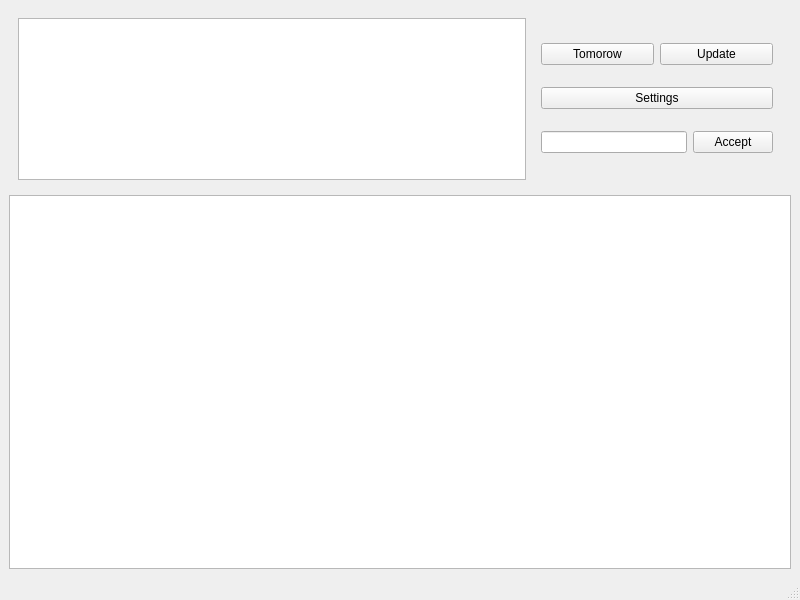
Qt form designer/mainwindow.ui (Lin2D2/IServ-Manager) before a commit.
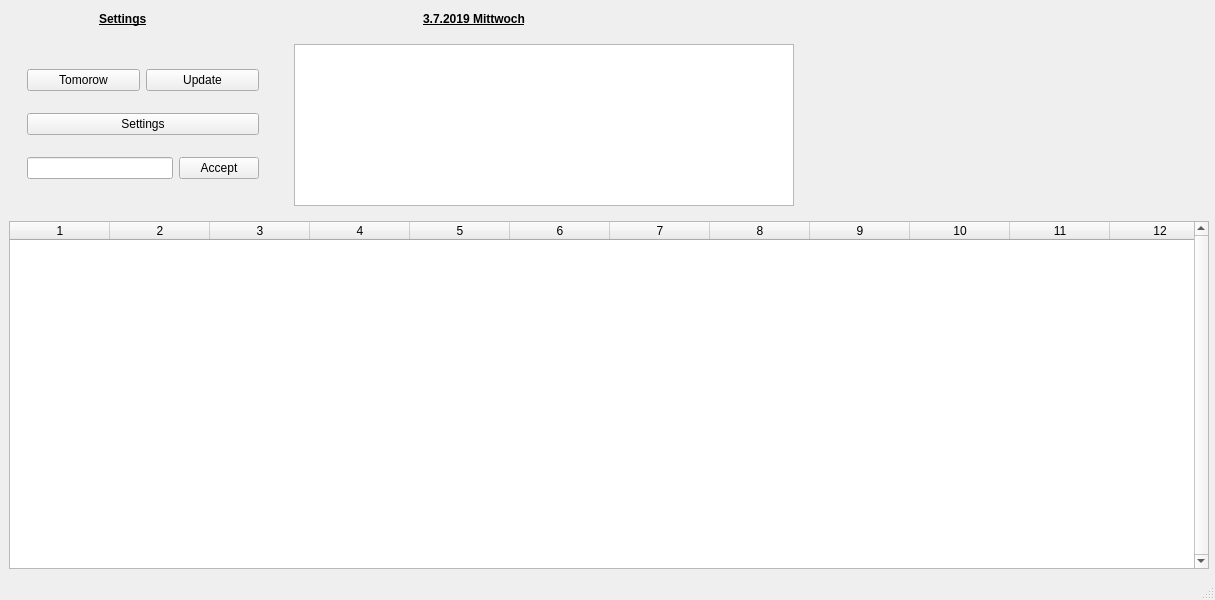
The same form after that commit. Icons and pictures are not drawn.

```diff
--- a/designer/mainwindow.ui
+++ b/designer/mainwindow.ui
@@ -6,7 +6,7 @@
    <rect>
     <x>0</x>
     <y>0</y>
-    <width>800</width>
+    <width>1215</width>
     <height>600</height>
    </rect>
   </property>
@@ -16,6 +16,12 @@
     <verstretch>0</verstretch>
    </sizepolicy>
   </property>
+  <property name="minimumSize">
+   <size>
+    <width>1215</width>
+    <height>500</height>
+   </size>
+  </property>
   <property name="windowTitle">
    <string>IServ-Manager</string>
   </property>
@@ -34,6 +40,98 @@
     <property name="sizeConstraint">
      <enum>QLayout::SetMaximumSize</enum>
     </property>
+    <item>
+     <layout class="QHBoxLayout" name="horizontalLayout_5">
+      <item>
+       <spacer name="horizontalSpacer_4">
+        <property name="orientation">
+         <enum>Qt::Horizontal</enum>
+        </property>
+        <property name="sizeType">
+         <enum>QSizePolicy::Fixed</enum>
+        </property>
+        <property name="sizeHint" stdset="0">
+         <size>
+          <width>90</width>
+          <height>20</height>
+         </size>
+        </property>
+       </spacer>
+      </item>
+      <item>
+       <widget class="QLabel" name="label_2">
+        <property name="sizePolicy">
+         <sizepolicy hsizetype="Fixed" vsizetype="Minimum">
+          <horstretch>0</horstretch>
+          <verstretch>0</verstretch>
+         </sizepolicy>
+        </property>
+        <property name="font">
+         <font>
+          <weight>75</weight>
+          <bold>true</bold>
+          <underline>true</underline>
+         </font>
+        </property>
+        <property name="text">
+         <string>Settings</string>
+        </property>
+       </widget>
+      </item>
+      <item>
+       <spacer name="horizontalSpacer_2">
+        <property name="orientation">
+         <enum>Qt::Horizontal</enum>
+        </property>
+        <property name="sizeType">
+         <enum>QSizePolicy::Fixed</enum>
+        </property>
+        <property name="sizeHint" stdset="0">
+         <size>
+          <width>270</width>
+          <height>20</height>
+         </size>
+        </property>
+       </spacer>
+      </item>
+      <item>
+       <widget class="QLabel" name="label">
+        <property name="sizePolicy">
+         <sizepolicy hsizetype="Fixed" vsizetype="Preferred">
+          <horstretch>0</horstretch>
+          <verstretch>0</verstretch>
+         </sizepolicy>
+        </property>
+        <property name="font">
+         <font>
+          <weight>75</weight>
+          <bold>true</bold>
+          <underline>true</underline>
+         </font>
+        </property>
+        <property name="text">
+         <string>3.7.2019 Mittwoch</string>
+        </property>
+       </widget>
+      </item>
+      <item>
+       <spacer name="horizontalSpacer">
+        <property name="orientation">
+         <enum>Qt::Horizontal</enum>
+        </property>
+        <property name="sizeType">
+         <enum>QSizePolicy::Expanding</enum>
+        </property>
+        <property name="sizeHint" stdset="0">
+         <size>
+          <width>190</width>
+          <height>20</height>
+         </size>
+        </property>
+       </spacer>
+      </item>
+     </layout>
+    </item>
     <item>
      <widget class="QWidget" name="horizontalWidget" native="true">
       <property name="minimumSize">
@@ -49,22 +147,6 @@
        </size>
       </property>
       <layout class="QHBoxLayout" name="horizontalLayout">
-       <item>
-        <widget class="QTextEdit" name="textEdit">
-         <property name="minimumSize">
-          <size>
-           <width>250</width>
-           <height>0</height>
-          </size>
-         </property>
-         <property name="horizontalScrollBarPolicy">
-          <enum>Qt::ScrollBarAlwaysOff</enum>
-         </property>
-         <property name="readOnly">
-          <bool>true</bool>
-         </property>
-        </widget>
-       </item>
        <item>
         <widget class="QWidget" name="verticalWidget_2" native="true">
          <property name="sizePolicy">
@@ -126,11 +208,99 @@
          </layout>
         </widget>
        </item>
+       <item>
+        <spacer name="horizontalSpacer_3">
+         <property name="orientation">
+          <enum>Qt::Horizontal</enum>
+         </property>
+         <property name="sizeType">
+          <enum>QSizePolicy::Ignored</enum>
+         </property>
+         <property name="sizeHint" stdset="0">
+          <size>
+           <width>20</width>
+           <height>20</height>
+          </size>
+         </property>
+        </spacer>
+       </item>
+       <item>
+        <widget class="QTextEdit" name="textEdit">
+         <property name="sizePolicy">
+          <sizepolicy hsizetype="Fixed" vsizetype="Expanding">
+           <horstretch>0</horstretch>
+           <verstretch>0</verstretch>
+          </sizepolicy>
+         </property>
+         <property name="minimumSize">
+          <size>
+           <width>500</width>
+           <height>0</height>
+          </size>
+         </property>
+         <property name="horizontalScrollBarPolicy">
+          <enum>Qt::ScrollBarAlwaysOff</enum>
+         </property>
+         <property name="readOnly">
+          <bool>true</bool>
+         </property>
+        </widget>
+       </item>
+       <item>
+        <spacer name="horizontalSpacer_5">
+         <property name="orientation">
+          <enum>Qt::Horizontal</enum>
+         </property>
+         <property name="sizeHint" stdset="0">
+          <size>
+           <width>40</width>
+           <height>20</height>
+          </size>
+         </property>
+        </spacer>
+       </item>
       </layout>
      </widget>
     </item>
     <item>
-     <widget class="QTableWidget" name="tableWidget"/>
+     <widget class="QTableWidget" name="tableWidget">
+      <property name="sizePolicy">
+       <sizepolicy hsizetype="Expanding" vsizetype="Expanding">
+        <horstretch>0</horstretch>
+        <verstretch>0</verstretch>
+       </sizepolicy>
+      </property>
+      <property name="minimumSize">
+       <size>
+        <width>1200</width>
+        <height>200</height>
+       </size>
+      </property>
+      <property name="verticalScrollBarPolicy">
+       <enum>Qt::ScrollBarAlwaysOn</enum>
+      </property>
+      <property name="horizontalScrollBarPolicy">
+       <enum>Qt::ScrollBarAlwaysOff</enum>
+      </property>
+      <property name="sizeAdjustPolicy">
+       <enum>QAbstractScrollArea::AdjustIgnored</enum>
+      </property>
+      <property name="columnCount">
+       <number>12</number>
+      </property>
+      <column/>
+      <column/>
+      <column/>
+      <column/>
+      <column/>
+      <column/>
+      <column/>
+      <column/>
+      <column/>
+      <column/>
+      <column/>
+      <column/>
+     </widget>
     </item>
    </layout>
   </widget>
```
